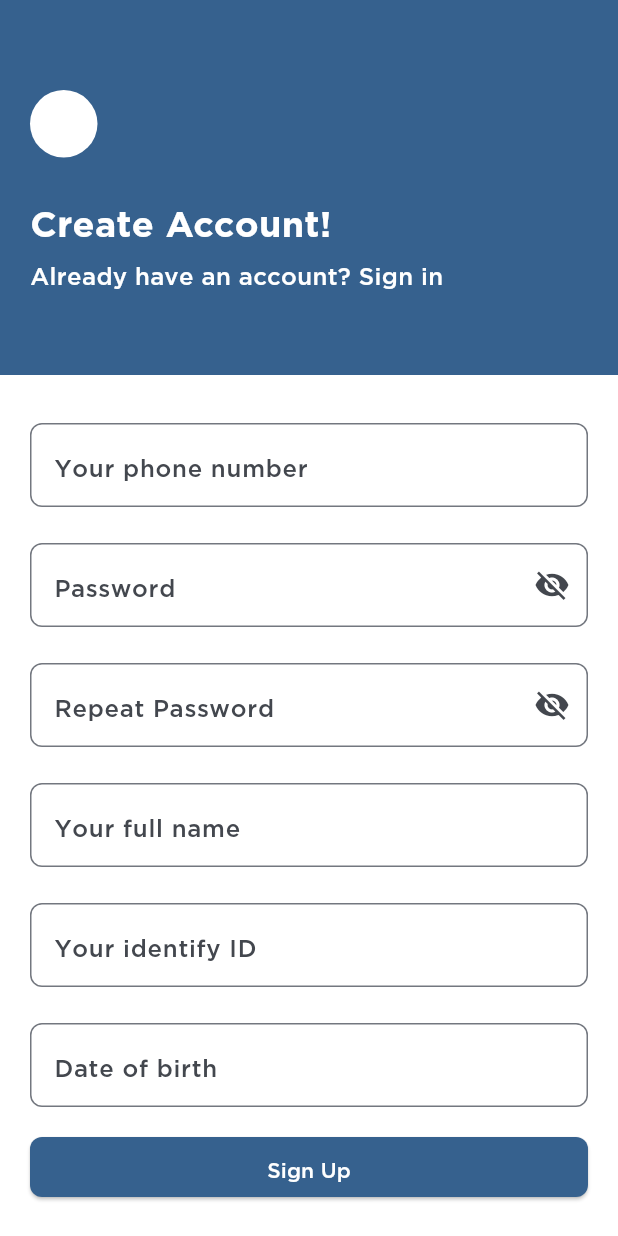
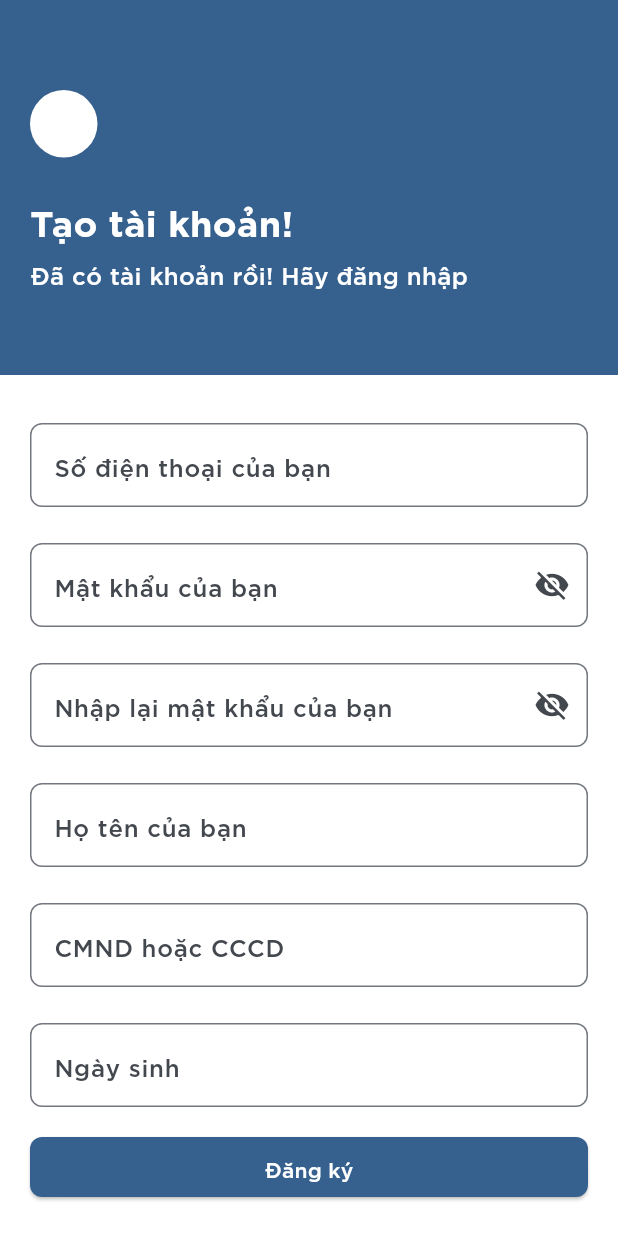
Before and after one commit to hiepchau/NFCEWallet, a Flutter app: the SignUpPage screen opened directly, on a phone screen of 412 x 824 dp. Run offline on Flutter 3.47's test engine with Material 2 defaults, Android fonts, the phone set to English and light mode, and no system bars; our stand-ins replace animated_bottom_navigation_bar, barcode_widget, bloc, dio, equatable, event_bus and 20 more; missing offline and left inert: barcode_scan2, nfc_host_card_emulation, nfc_manager; accounts and stored records are empty; generated files the repository leaves out were written again.

Commit message:
change to vietnamese

```diff
--- a/lib/ui/screen/authenticate/login/login_page.dart
+++ b/lib/ui/screen/authenticate/login/login_page.dart
@@ -87,7 +87,7 @@ class _LoginFormState extends State<LoginForm> {
                       ),
                       const SizedBox(height: 24),
                       const Text(
-                        'Welcome Back!',
+                        'Chào mừng trở lại!',
                         style: TextStyle(
                             color: Colors.white,
                             fontSize: 24,
@@ -103,7 +103,7 @@ class _LoginFormState extends State<LoginForm> {
                           );
                         },
                         child: Text(
-                          "Don’t have an account? Create Account",
+                          "Không có tài khoản? Hãy đăng nhập",
                           style: TextStyle(color: Colors.white, fontSize: 16),
                         ),
                       ),
@@ -123,7 +123,7 @@ class _LoginFormState extends State<LoginForm> {
                           controller: _phoneNumberController,
                           keyboardType: TextInputType.number,
                           decoration: InputDecoration(
-                            hintText: 'Your phone number',
+                            hintText: 'Số điện thoại của bạn',
                             border: OutlineInputBorder(
                                 borderRadius: BorderRadius.circular(8.0)),
                           ),
@@ -134,7 +134,7 @@ class _LoginFormState extends State<LoginForm> {
                           controller: _passwordController,
                           obscureText: _obscureText,
                           decoration: InputDecoration(
-                            hintText: 'Password',
+                            hintText: 'Mật khẩu',
                             border: OutlineInputBorder(
                                 borderRadius: BorderRadius.circular(8.0)),
                             suffixIcon: IconButton(
@@ -164,7 +164,7 @@ class _LoginFormState extends State<LoginForm> {
                                     );
                               } else {
                                 ToastHelper.showToast(
-                                    'Please fill out all fields',
+                                    'Hãy điền hết tất cả các thông tin',
                                     status: ToastStatus.failure);
                               }
                             },
@@ -175,7 +175,7 @@ class _LoginFormState extends State<LoginForm> {
                               ),
                             ),
                             child: Text(
-                              'Sign In',
+                              'Đăng nhập',
                               style: TextStyle(color: onPrimary),
                             ),
                           ),
@@ -191,7 +191,7 @@ class _LoginFormState extends State<LoginForm> {
                                     builder: (context) => ForgotPasswordPage()),
                               );
                             },
-                            child: Text('Forgot password?'),
+                            child: Text('Quên mật khẩu?'),
                             style: TextButton.styleFrom(
                               primary: primary, // This is the color of the text
                             ),
--- a/lib/ui/screen/authenticate/signup/signup_screen.dart
+++ b/lib/ui/screen/authenticate/signup/signup_screen.dart
@@ -63,7 +63,7 @@ class _SignUpFormState extends State<SignUpForm> {
             ),
           );
         } else if (state.signupStatus == SignupStatus.InvalidInfo) {
-          ToastHelper.showToast("Register failed", status: ToastStatus.failure);
+          ToastHelper.showToast("Đăng ký thất bại", status: ToastStatus.failure);
         }
       },
       child: Column(
@@ -88,7 +88,7 @@ class _SignUpFormState extends State<SignUpForm> {
                     ),
                     const SizedBox(height: 24),
                     const Text(
-                      'Create Account!',
+                      'Tạo tài khoản!',
                       style: TextStyle(
                           color: Colors.white,
                           fontSize: 24,
@@ -104,7 +104,7 @@ class _SignUpFormState extends State<SignUpForm> {
                         );
                       },
                       child: Text(
-                        "Already have an account? Sign in",
+                        "Đã có tài khoản rồi! Hãy đăng nhập",
                         style: TextStyle(color: Colors.white, fontSize: 16),
                       ),
                     ),
@@ -125,7 +125,7 @@ class _SignUpFormState extends State<SignUpForm> {
                           controller: _phoneNumberController,
                           keyboardType: TextInputType.number,
                           decoration: InputDecoration(
-                            hintText: 'Your phone number',
+                            hintText: 'Số điện thoại của bạn',
                             border: OutlineInputBorder(
                                 borderRadius: BorderRadius.circular(8.0)),
                           ),
@@ -136,7 +136,7 @@ class _SignUpFormState extends State<SignUpForm> {
                           controller: _passwordController,
                           obscureText: _obscurePasswordText,
                           decoration: InputDecoration(
-                            hintText: 'Password',
+                            hintText: 'Mật khẩu của bạn',
                             border: OutlineInputBorder(
                                 borderRadius: BorderRadius.circular(8.0)),
                             suffixIcon: IconButton(
@@ -156,7 +156,7 @@ class _SignUpFormState extends State<SignUpForm> {
                           controller: _repeatPasswordController,
                           obscureText: _obscureRePasswordText,
                           decoration: InputDecoration(
-                            hintText: 'Repeat Password',
+                            hintText: 'Nhập lại mật khẩu của bạn',
                             border: OutlineInputBorder(
                                 borderRadius: BorderRadius.circular(8.0)),
                             suffixIcon: IconButton(
@@ -175,7 +175,7 @@ class _SignUpFormState extends State<SignUpForm> {
                         TextField(
                           controller: _fullNameController,
                           decoration: InputDecoration(
-                            hintText: 'Your full name',
+                            hintText: 'Họ tên của bạn',
                             border: OutlineInputBorder(
                                 borderRadius: BorderRadius.circular(8.0)),
                           ),
@@ -185,7 +185,7 @@ class _SignUpFormState extends State<SignUpForm> {
                         TextField(
                           controller: _identifyIDController,
                           decoration: InputDecoration(
-                            hintText: 'Your identify ID',
+                            hintText: 'CMND hoặc CCCD',
                             border: OutlineInputBorder(
                                 borderRadius: BorderRadius.circular(8.0)),
                           ),
@@ -211,7 +211,7 @@ class _SignUpFormState extends State<SignUpForm> {
                             child: TextField(
                               controller: _dobController,
                               decoration: InputDecoration(
-                                hintText: 'Date of birth',
+                                hintText: 'Ngày sinh',
                                 border: OutlineInputBorder(
                                     borderRadius: BorderRadius.circular(8.0)),
                               ),
@@ -255,7 +255,7 @@ class _SignUpFormState extends State<SignUpForm> {
                               ),
                             ),
                             child: Text(
-                              'Sign Up',
+                              'Đăng ký',
                               style: TextStyle(color: onPrimary),
                             ),
                           ),
```
